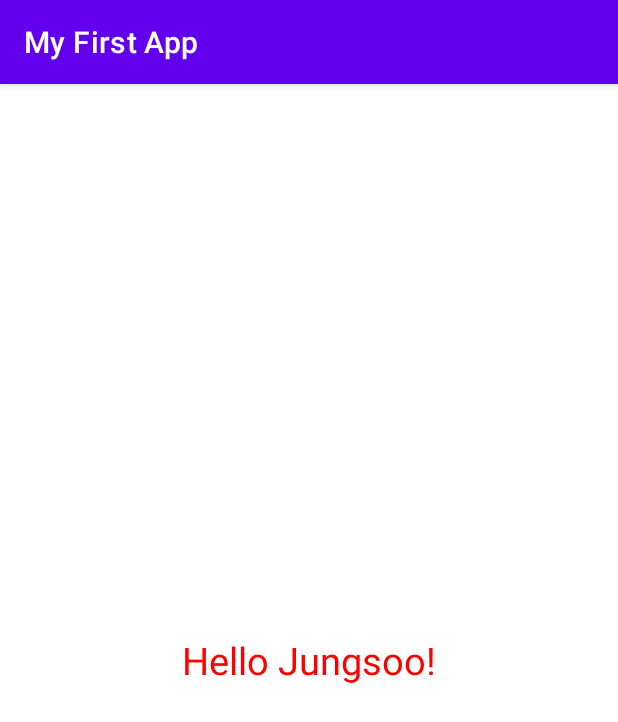
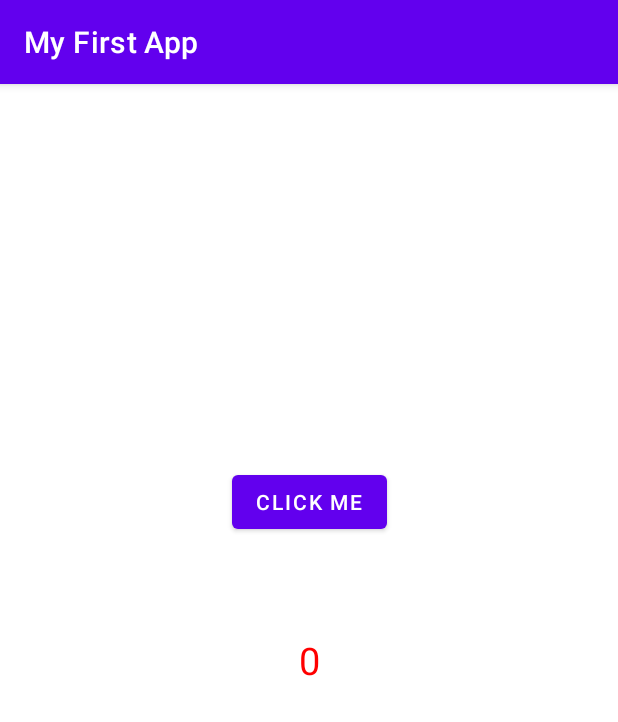
Before and after one commit to jsldev080/MyFirstApp, an Android app: the screen it shows after launch (MainActivity), on a phone screen of 412 x 824 dp. Shown: the top 722 px of the screen. Run offline under Robolectric (Android 15) with nearby library versions, the phone set to English and light mode, and no system bars.

Commit message:
counter app

```diff
--- a/app/src/main/java/com/jsldev080/myfirstapp/MainActivity.kt
+++ b/app/src/main/java/com/jsldev080/myfirstapp/MainActivity.kt
@@ -2,6 +2,9 @@ package com.jsldev080.myfirstapp // myfirstapp.jsldev080.com
 
 import androidx.appcompat.app.AppCompatActivity
 import android.os.Bundle
+import android.widget.Button
+import android.widget.TextView
+import android.widget.Toast
 
 // MainActivity class is inherited by AppCompatActivity
 class MainActivity : AppCompatActivity() { // Activity = Screen
@@ -9,6 +12,17 @@ class MainActivity : AppCompatActivity() { // Activity = Screen
         super.onCreate(savedInstanceState)
         setContentView(R.layout.activity_main) // res - layout - activity_main.xml
         // press command key on activity_main to click
-        // activity_main.xml: there are Code section other than design one.
+        // activity_main.xml: there are Code section other than Design one.
+
+        // check out the Component Tree in activity_main.xml - Design
+        val btnClickMe = findViewById<Button>(R.id.mybutton) // Palette - Common - Button / Declared Attributes - id 'mybutton'
+        val tvMyTextView = findViewById<TextView>(R.id.textView) // Palette - Common - TextView / Declared Attributes - id 'textView'
+        var timesClicked = 0
+        btnClickMe.setOnClickListener { // each time we click on the Button (using method setOnClickListener of Button),
+            timesClicked += 1 // the number increases by one starting from zero
+            tvMyTextView.text = timesClicked.toString() // the text of the TextView changes to increased number ("0" -> "1" -> "2" -> "3" -> ...)
+            Toast.makeText(this, "Hey Jungsoo!", Toast.LENGTH_LONG).show() // text "Hey Jungsoo!" shows up on the screen
+        }
+
     }
 }
--- a/app/src/main/res/layout/activity_main.xml
+++ b/app/src/main/res/layout/activity_main.xml
@@ -7,9 +7,10 @@
     tools:context=".MainActivity">
 
     <TextView
+        android:id="@+id/textView"
         android:layout_width="wrap_content"
         android:layout_height="wrap_content"
-        android:text="Hello Jungsoo!"
+        android:text="0"
         android:textColor="#FF0000"
         android:textSize="25sp"
         app:layout_constraintBottom_toBottomOf="parent"
@@ -17,4 +18,15 @@
         app:layout_constraintStart_toStartOf="parent"
         app:layout_constraintTop_toTopOf="parent" />
 
+    <Button
+        android:id="@+id/mybutton"
+        android:layout_width="wrap_content"
+        android:layout_height="wrap_content"
+        android:text="Click Me"
+        app:layout_constraintBottom_toTopOf="@+id/textView"
+        app:layout_constraintEnd_toEndOf="parent"
+        app:layout_constraintStart_toStartOf="parent"
+        app:layout_constraintTop_toTopOf="parent"
+        app:layout_constraintVertical_bias="0.8" />
+
 </androidx.constraintlayout.widget.ConstraintLayout>
```
